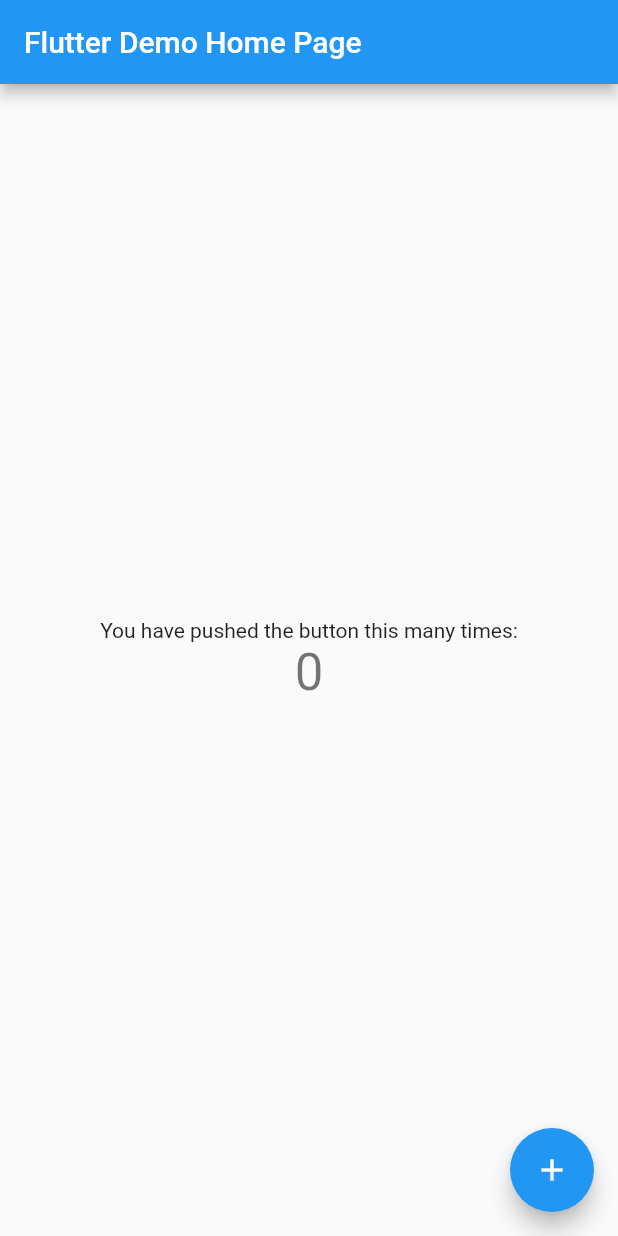
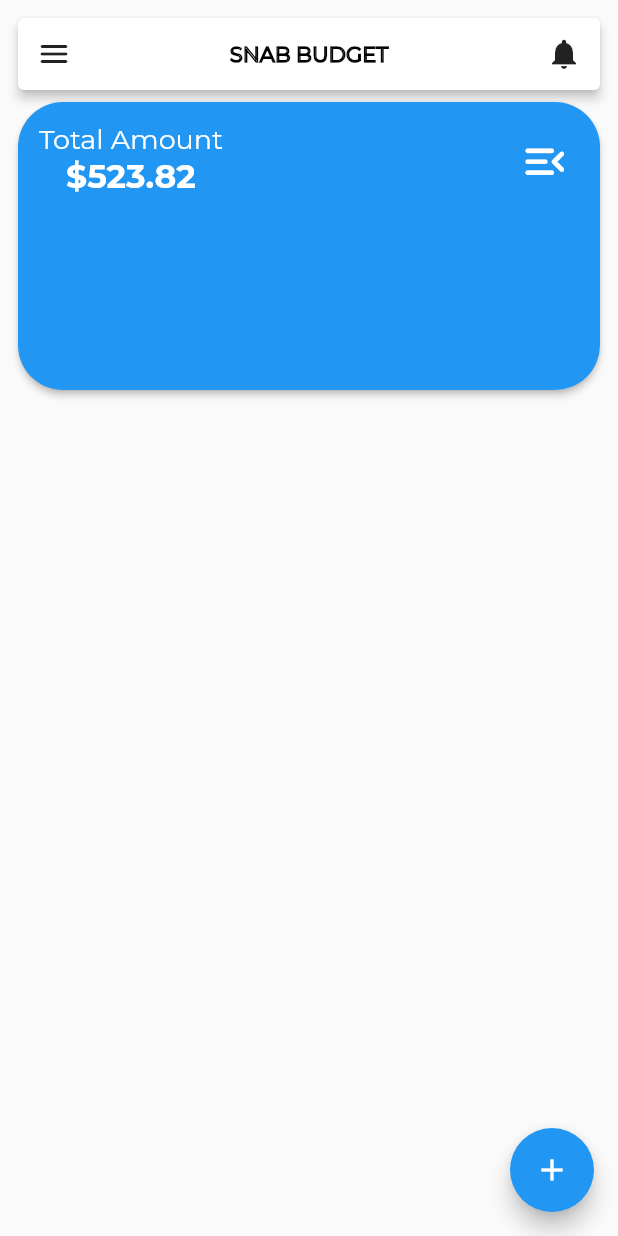
Before and after one commit to Imatifdev/snabb-Budget, a Flutter app: the screen it shows after launch, on a phone screen of 412 x 824 dp. Run offline on Flutter 3.47's test engine with Material 2 defaults, Android fonts, the phone set to English and light mode, and no system bars; our stand-ins replace google_fonts.

Commit message:
worked on dashboard

```diff
--- /dev/null
+++ b/lib/Screens/dashboard_screen.dart
@@ -0,0 +1,68 @@
+import 'package:flutter/material.dart';
+
+class DashboardScreen extends StatelessWidget {
+  const DashboardScreen({super.key});
+
+  @override
+  Widget build(BuildContext context) {
+    return Scaffold(
+      floatingActionButton: FloatingActionButton(onPressed: (){}, child: const Icon(Icons.add),),
+      body: SingleChildScrollView(
+        child: SafeArea(child: Padding(
+          padding: const EdgeInsets.all(8.0),
+          child: Column(
+            children: [
+              Card(
+                elevation: 3,
+                child: Row(
+                  mainAxisAlignment: MainAxisAlignment.spaceBetween,
+                  children: [
+                    IconButton(onPressed: (){}, icon: const Icon(Icons.menu_rounded)),
+                    Text("SNAB BUDGET", style: TextStyle(
+                      foreground: Paint()
+                ..style = PaintingStyle.stroke
+                ..strokeWidth = 1),),
+                    IconButton(onPressed: (){}, icon: const Icon(Icons.notifications))
+                  ],
+                ),
+              ),
+              SizedBox(
+                height: 200,
+                child: Card(
+                  color: Colors.blue,
+                  shape: RoundedRectangleBorder(
+    borderRadius: BorderRadius.circular(30),
+  ),
+                  elevation: 2,
+                  child:  Padding(
+                    padding: const EdgeInsets.all(14.0),
+                    child: Column(
+                      mainAxisAlignment: MainAxisAlignment.spaceBetween,
+                      children: [
+                      Row(
+                        mainAxisAlignment: MainAxisAlignment.spaceBetween,
+                        children: [const Column(
+                          children: [
+                          Text("Total Amount", style: TextStyle(color: Colors.white,fontSize: 18),),
+                          Text("\$523.82",style: TextStyle(color: Colors.white,fontSize: 22,fontWeight: FontWeight.bold),)],
+                        ),
+                        IconButton(onPressed: (){}, icon: const Icon(Icons.menu_open_rounded, size: 35,color: Colors.white,))
+                        ],
+                      ),
+                      const Row(
+                        children: [
+                          //Icon(Icons.arrow_downward_rounded, size: 35,color: Colors.white,),
+                        ],
+                      )
+                      ],
+                    ),
+                  ),
+                ),
+              ),
+            ],
+          ),
+        )),
+      ),
+    );
+  }
+}
--- a/lib/main.dart
+++ b/lib/main.dart
@@ -1,4 +1,6 @@
 import 'package:flutter/material.dart';
+import 'package:snabbudget/Screens/dashboard_screen.dart';
+import 'package:google_fonts/google_fonts.dart';
 
 void main() {
   runApp(const MyApp());
@@ -6,110 +8,16 @@
 
 class MyApp extends StatelessWidget {
   const MyApp({super.key});
-
-  // This widget is the root of your application.
   @override
   Widget build(BuildContext context) {
     return MaterialApp(
+      debugShowCheckedModeBanner: false,
       title: 'Flutter Demo',
       theme: ThemeData(
-        // This is the theme of your application.
-        //
-        // Try running your application with "flutter run". You'll see the
-        // application has a blue toolbar. Then, without quitting the app, try
-        // changing the primarySwatch below to Colors.green and then invoke
-        // "hot reload" (press "r" in the console where you ran "flutter run",
-        // or simply save your changes to "hot reload" in a Flutter IDE).
-        // Notice that the counter didn't reset back to zero; the application
-        // is not restarted.
         primarySwatch: Colors.blue,
+        fontFamily: GoogleFonts.montserrat().fontFamily,
       ),
-      home: const MyHomePage(title: 'Flutter Demo Home Page'),
+      home: const DashboardScreen(),
     );
   }
 }
-
-class MyHomePage extends StatefulWidget {
-  const MyHomePage({super.key, required this.title});
-
-  // This widget is the home page of your application. It is stateful, meaning
-  // that it has a State object (defined below) that contains fields that affect
-  // how it looks.
-
-  // This class is the configuration for the state. It holds the values (in this
-  // case the title) provided by the parent (in this case the App widget) and
-  // used by the build method of the State. Fields in a Widget subclass are
-  // always marked "final".
-
-  final String title;
-
-  @override
-  State<MyHomePage> createState() => _MyHomePageState();
-}
-
-class _MyHomePageState extends State<MyHomePage> {
-  int _counter = 0;
-
-  void _incrementCounter() {
-    setState(() {
-      // This call to setState tells the Flutter framework that something has
-      // changed in this State, which causes it to rerun the build method below
-      // so that the display can reflect the updated values. If we changed
-      // _counter without calling setState(), then the build method would not be
-      // called again, and so nothing would appear to happen.
-      _counter++;
-    });
-  }
-
-  @override
-  Widget build(BuildContext context) {
-    // This method is rerun every time setState is called, for instance as done
-    // by the _incrementCounter method above.
-    //
-    // The Flutter framework has been optimized to make rerunning build methods
-    // fast, so that you can just rebuild anything that needs updating rather
-    // than having to individually change instances of widgets.
-    return Scaffold(
-      appBar: AppBar(
-        // Here we take the value from the MyHomePage object that was created by
-        // the App.build method, and use it to set our appbar title.
-        title: Text(widget.title),
-      ),
-      body: Center(
-        // Center is a layout widget. It takes a single child and positions it
-        // in the middle of the parent.
-        child: Column(
-          // Column is also a layout widget. It takes a list of children and
-          // arranges them vertically. By default, it sizes itself to fit its
-          // children horizontally, and tries to be as tall as its parent.
-          //
-          // Invoke "debug painting" (press "p" in the console, choose the
-          // "Toggle Debug Paint" action from the Flutter Inspector in Android
-          // Studio, or the "Toggle Debug Paint" command in Visual Studio Code)
-          // to see the wireframe for each widget.
-          //
-          // Column has various properties to control how it sizes itself and
-          // how it positions its children. Here we use mainAxisAlignment to
-          // center the children vertically; the main axis here is the vertical
-          // axis because Columns are vertical (the cross axis would be
-          // horizontal).
-          mainAxisAlignment: MainAxisAlignment.center,
-          children: <Widget>[
-            const Text(
-              'You have pushed the button this many times:',
-            ),
-            Text(
-              '$_counter',
-              style: Theme.of(context).textTheme.headlineMedium,
-            ),
-          ],
-        ),
-      ),
-      floatingActionButton: FloatingActionButton(
-        onPressed: _incrementCounter,
-        tooltip: 'Increment',
-        child: const Icon(Icons.add),
-      ), // This trailing comma makes auto-formatting nicer for build methods.
-    );
-  }
-}
--- a/pubspec.yaml
+++ b/pubspec.yaml
@@ -35,6 +35,7 @@
   # The following adds the Cupertino Icons font to your application.
   # Use with the CupertinoIcons class for iOS style icons.
   cupertino_icons: ^1.0.2
+  google_fonts: ^4.0.5
 
 dev_dependencies:
   flutter_test:
```
Also changed, not shown: pubspec.lock, 2 other files.
